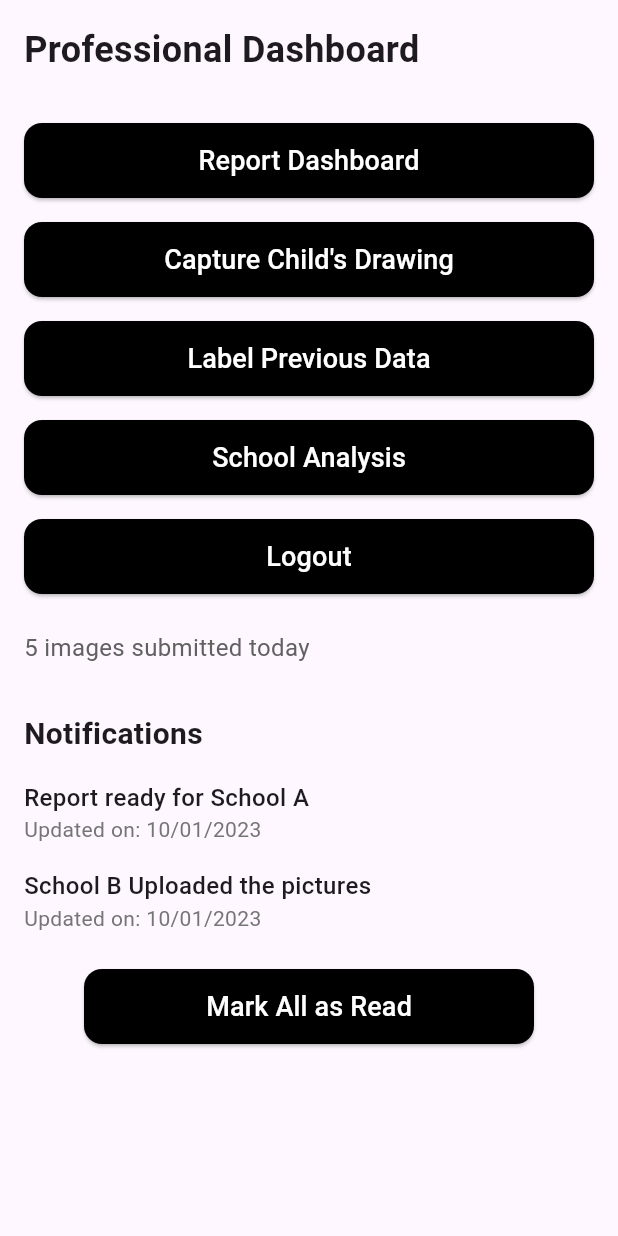
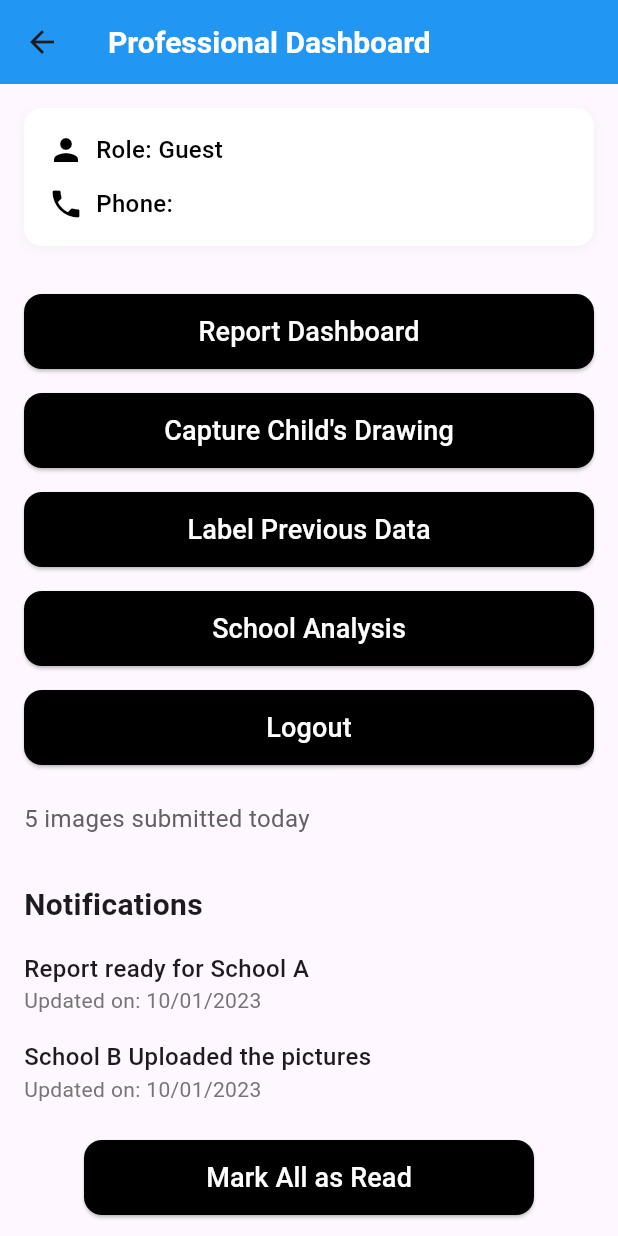
Before and after one commit to RCTS-IIITH/DSI, a Flutter app: the ProfessionalDashboard screen opened by its route, on a phone screen of 412 x 824 dp. Run offline on Flutter 3.47's test engine with Material 3 defaults, Android fonts, the phone set to English and light mode, and no system bars; our stand-ins replace flutter_dotenv, image_picker, shared_preferences; accounts and stored records are empty.

Commit message:
Update professionalDashboard.dart
made ui changes

```diff
--- a/Mindsye_final_code/mindseye_now/mindseye/lib/professionalDashboard.dart
+++ b/Mindsye_final_code/mindseye_now/mindseye/lib/professionalDashboard.dart
@@ -1,11 +1,10 @@
 import 'package:flutter/material.dart';
-import 'package:mindseye/captureDrawing.dart';
 import 'package:mindseye/labelPreviousData.dart';
 import 'package:mindseye/login.dart';
-import 'package:mindseye/professionalLogin.dart';
 import 'package:mindseye/reportsDashboard.dart';
 import 'package:mindseye/schoolScreen.dart';
 import 'package:mindseye/tagImageManuaaly.dart';
+import 'package:mindseye/shared_prefs_helper.dart';
 
 class ProfessionalDashboard extends StatefulWidget {
   final String data;
@@ -14,29 +13,129 @@ class ProfessionalDashboard extends StatefulWidget {
     Key? key,
     required this.data,
   }) : super(key: key);
+
   @override
   _ProfessionalDashboardState createState() => _ProfessionalDashboardState();
 }
 
 class _ProfessionalDashboardState extends State<ProfessionalDashboard> {
+  Map<String, String> userDetails = {'role': 'Guest', 'phoneNumber': 'N/A'};
+
+  @override
+  void initState() {
+    super.initState();
+    _loadUserDetails();
+  }
+
+  Future<void> _loadUserDetails() async {
+    final details = await SharedPrefsHelper.getUserDetails();
+    setState(() {
+      userDetails = details;
+    });
+  }
+
+  void _logout() {
+    showDialog(
+      context: context,
+      builder: (ctx) => AlertDialog(
+        title: const Text('Confirm Logout'),
+        content: const Text('Are you sure you want to log out?'),
+        actions: [
+          TextButton(
+            onPressed: () => Navigator.pop(ctx),
+            child: const Text('Cancel'),
+          ),
+          ElevatedButton(
+            onPressed: () async {
+              await SharedPrefsHelper.clearUserDetails();
+              Navigator.pushAndRemoveUntil(
+                context,
+                MaterialPageRoute(builder: (_) => LoginScreen()),
+                (route) => false,
+              );
+            },
+            child: const Text('Logout'),
+          ),
+        ],
+      ),
+    );
+  }
+
   @override
   Widget build(BuildContext context) {
     return Scaffold(
+      appBar: AppBar(
+        backgroundColor: Colors.blue, // Professional dark black
+        title: Text(
+          'Professional Dashboard',
+          style: TextStyle(
+            fontSize: 20,
+            fontWeight: FontWeight.bold,
+            color: Colors.white,
+          ),
+        ),
+        elevation: 0,
+      ),
       body: SafeArea(
-        child: Padding(
+        child: SingleChildScrollView(
           padding: const EdgeInsets.symmetric(horizontal: 16.0),
           child: Column(
             crossAxisAlignment: CrossAxisAlignment.start,
             children: [
               SizedBox(height: 16),
-              Text(
-                'Professional Dashboard',
-                style: TextStyle(
-                  fontSize: 24,
-                  fontWeight: FontWeight.bold,
+
+              // 🧾 User Info Card
+              Container(
+                padding: EdgeInsets.all(16),
+                decoration: BoxDecoration(
+                  color: Colors.white,
+                  borderRadius: BorderRadius.circular(12),
+                  boxShadow: [
+                    BoxShadow(
+                      color: Colors.grey.withOpacity(0.1),
+                      blurRadius: 6,
+                      offset: Offset(0, 2),
+                    ),
+                  ],
+                ),
+                child: Column(
+                  crossAxisAlignment: CrossAxisAlignment.start,
+                  children: [
+                    Row(
+                      children: [
+                        Icon(Icons.person, color: Colors.black),
+                        SizedBox(width: 8),
+                        Text(
+                          'Role: ${userDetails['role']}',
+                          style: TextStyle(
+                            fontSize: 16,
+                            fontWeight: FontWeight.w500,
+                            color: Colors.black,
+                          ),
+                        ),
+                      ],
+                    ),
+                    SizedBox(height: 12),
+                    Row(
+                      children: [
+                        Icon(Icons.phone, color: Colors.black),
+                        SizedBox(width: 8),
+                        Text(
+                          'Phone: ${userDetails['phoneNumber']}',
+                          style: TextStyle(
+                            fontSize: 16,
+                            fontWeight: FontWeight.w500,
+                            color: Colors.black,
+                          ),
+                        ),
+                      ],
+                    ),
+                  ],
                 ),
               ),
+
               SizedBox(height: 32),
+
               _buildButton('Report Dashboard'),
               SizedBox(height: 16),
               _buildButton("Capture Child's Drawing"),
@@ -110,7 +209,6 @@ class _ProfessionalDashboardState extends State<ProfessionalDashboard> {
       height: 50,
       child: ElevatedButton(
         onPressed: () {
-          // Add button-specific action here
           if (text == 'Report Dashboard') {
             Navigator.push(
               context,
@@ -126,7 +224,6 @@ class _ProfessionalDashboardState extends State<ProfessionalDashboard> {
               ),
             );
           } else if (text == 'Label Previous Data') {
-            // Add action for Label Previous Data
             Navigator.push(
               context,
               MaterialPageRoute(
@@ -134,7 +231,6 @@ class _ProfessionalDashboardState extends State<ProfessionalDashboard> {
               ),
             );
           } else if (text == 'School Analysis') {
-            // Add action for School Analysis
             Navigator.push(
               context,
               MaterialPageRoute(
@@ -142,13 +238,7 @@ class _ProfessionalDashboardState extends State<ProfessionalDashboard> {
               ),
             );
           } else if (text == 'Logout') {
-            // Add action for Logout
-            Navigator.push(
-              context,
-              MaterialPageRoute(
-                builder: (context) => LoginScreen(),
-              ),
-            );
+            _logout();
           }
         },
         style: ElevatedButton.styleFrom(
```
